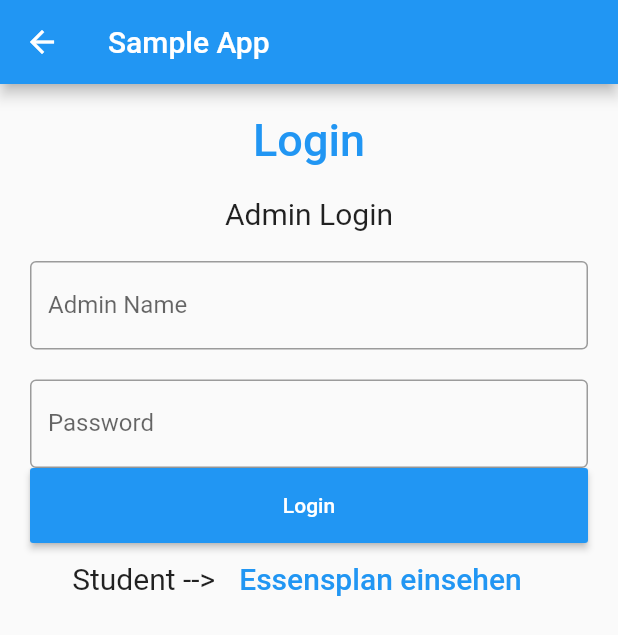
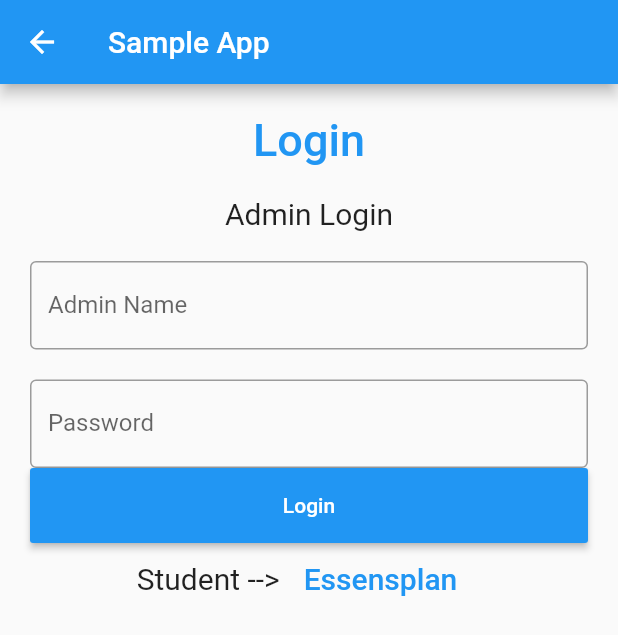
Before and after one commit to gobeitleuph/essens_plan_test1, a Flutter app: the AnsichtLogin screen opened directly, on a phone screen of 412 x 824 dp. Shown: the top 635 px of the screen. Run offline on Flutter 3.47's test engine with Material 2 defaults, Android fonts, the phone set to English and light mode, and no system bars; our stand-ins replace syncfusion_flutter_calendar.

Commit message:
Text Passage für Studenten geändert.

```diff
--- a/lib/main.dart
+++ b/lib/main.dart
@@ -1,4 +1,3 @@
-import 'package:flutter/material.dart';
 import 'package:flutter/material.dart';
 import 'package:syncfusion_flutter_calendar/calendar.dart';
 
@@ -157,7 +156,7 @@ class AnsichtLogin extends StatelessWidget{
                         FlatButton(
                           textColor: Colors.blue,
                           child: Text(
-                            'Essensplan einsehen',
+                            'Essensplan',
                             style: TextStyle(fontSize: 20),
                           ),
                           onPressed: () {
```
